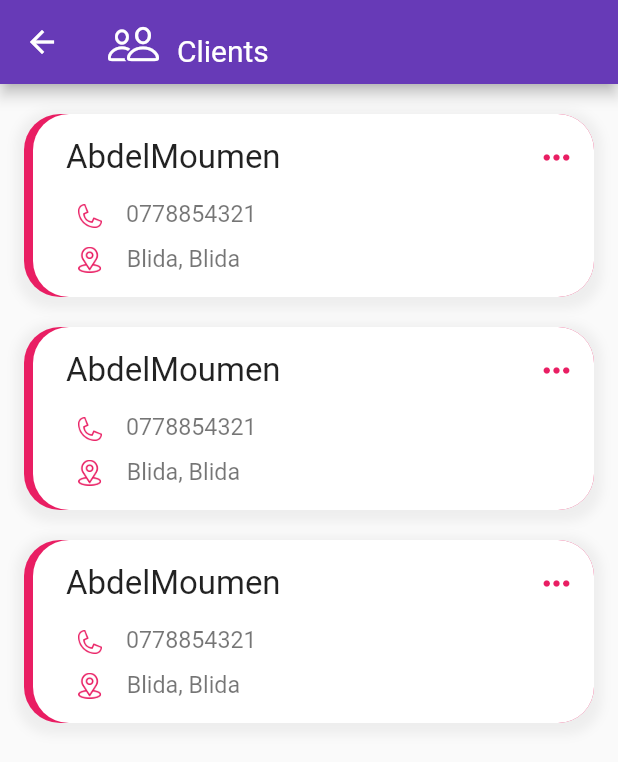
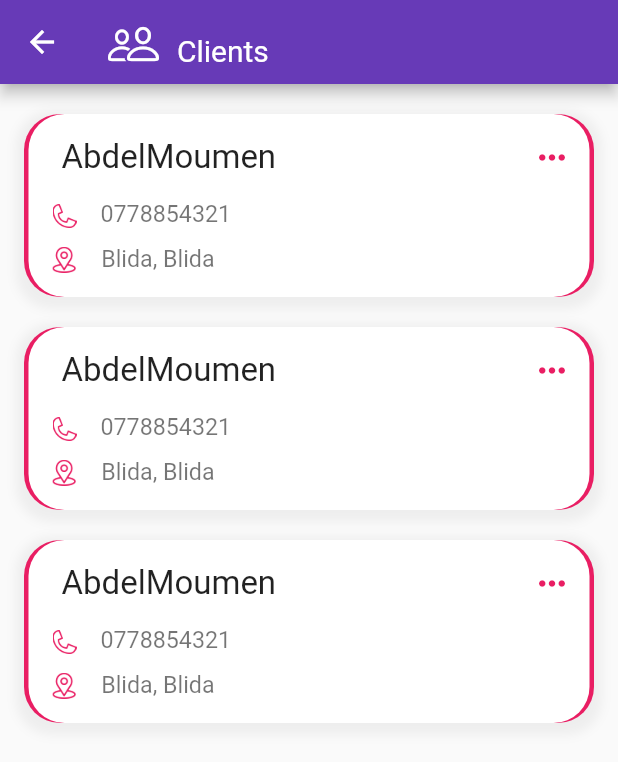
Before and after one commit to DG-Tarek/WeeWee-Delivery, a Flutter app: the ClientsScreen screen opened directly, on a phone screen of 412 x 824 dp. Shown: the top 762 px of the screen. Run offline on Flutter 3.47's test engine with Material 2 defaults, Android fonts, the phone set to English and light mode, and no system bars; our stand-ins replace animated_text_kit, dropdown_button2, flutter_bloc, flutter_datetime_picker, flutter_screenutil, salomon_bottom_bar and 2 more; missing offline and left inert: circular_menu.

Commit message:
package details- trader

```diff
--- a/lib/src/trader/screens/home/clients/clients_screen.dart
+++ b/lib/src/trader/screens/home/clients/clients_screen.dart
@@ -76,7 +76,7 @@ class _ClientItemState extends State<ClientItem> {
             ),
             child: Row(
               children: [
-                SizedBox(width: 6,),
+                SizedBox(width: 3,),
                 Expanded(
                   child: Container(
                     alignment: Alignment.centerLeft,
@@ -105,7 +105,7 @@ Spacer(),
                         Row(
                           crossAxisAlignment: CrossAxisAlignment.end,
                           children:  [
-                            const SizedBox(width: 18,),
+                            const SizedBox(width: 4,),
                             SizedBox(
                               width: 16,
                               height: 16,
@@ -123,7 +123,7 @@ Spacer(),
                         Row(
                           crossAxisAlignment: CrossAxisAlignment.end,
                           children:  [
-                            const SizedBox(width: 17,),
+                            const SizedBox(width: 3,),
                             SizedBox(
                               width: 17.5,
                               height: 17.5,
@@ -134,13 +134,13 @@ Spacer(),
                                   fontSize: 15.5,
                                   color: Colors.black54
                               ),),
-
                           ],
                         ),
                       ],
                     ),
                   ),
                 ),
+                SizedBox(width: 3,),
 
               ],
             ),
--- a/lib/src/trader/screens/home/stock/stock_screen.dart
+++ b/lib/src/trader/screens/home/stock/stock_screen.dart
@@ -47,7 +47,7 @@ class StockItem extends StatelessWidget {
           Padding(
             padding: const EdgeInsets.only(top: 16.0, right: 16),
             child: Container(
-              padding: EdgeInsets.only(left: 6),
+              padding: EdgeInsets.only(left: 3),
               decoration: BoxDecoration(
                 color: color,
                 borderRadius: BorderRadius.all(Radius.circular(24)),
```
